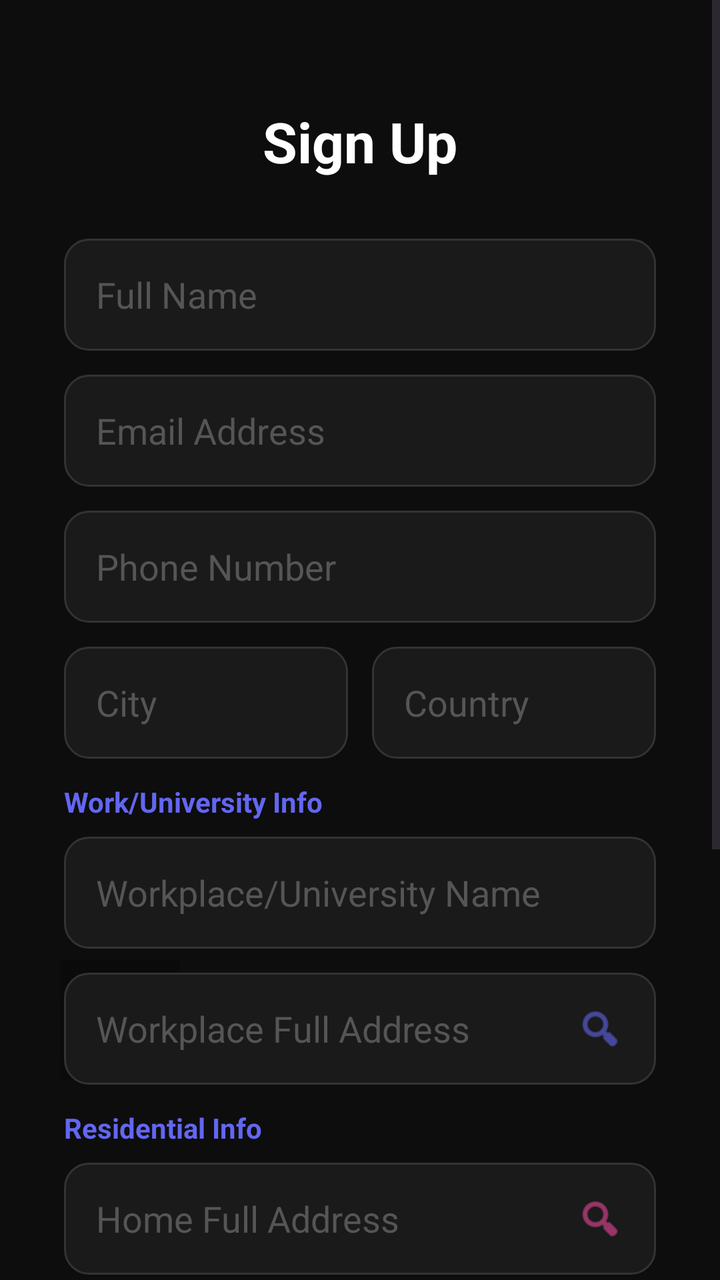
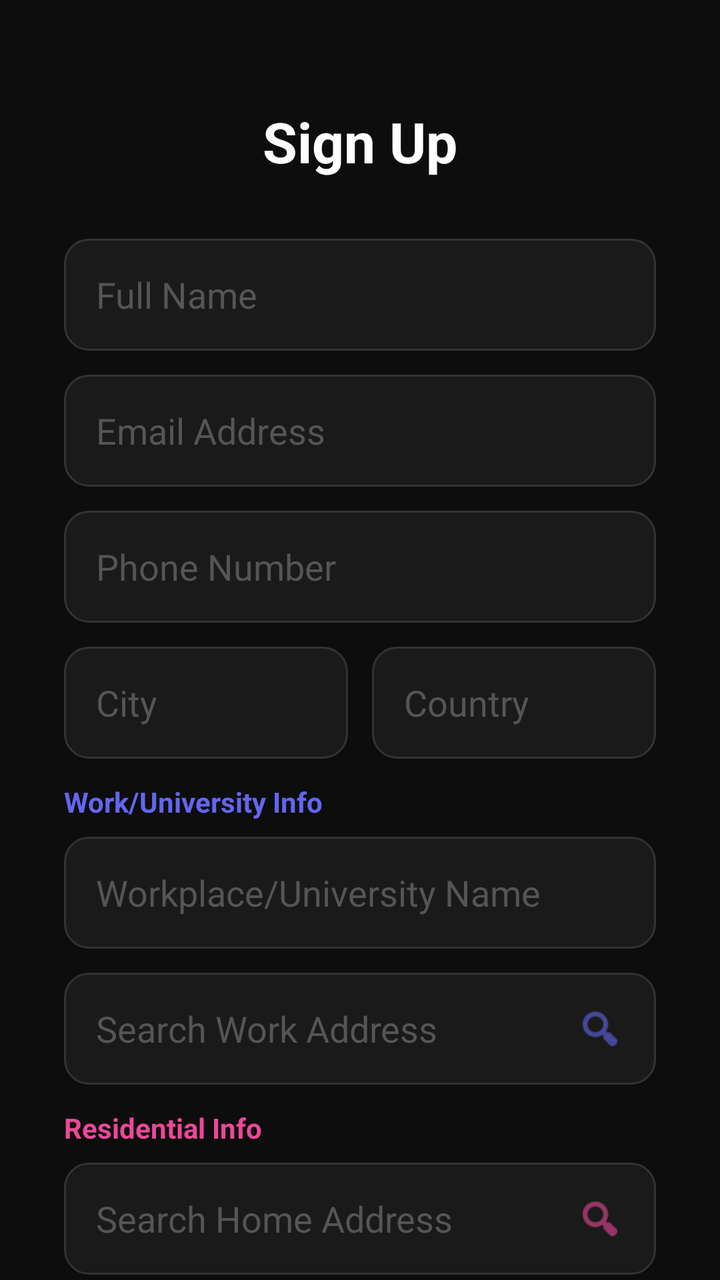

An Android layout rendered at two revisions. The XML below is the earlier revision; the diff shows what the commit changed to produce the second picture.
<!-- AndroidManifest.xml: application theme Theme.Carpoolproject -->
<!-- res/layout/activity_signup.xml -->
<?xml version="1.0" encoding="utf-8"?>
<FrameLayout xmlns:android="http://schemas.android.com/apk/res/android"
    xmlns:app="http://schemas.android.com/apk/res-auto"
    android:layout_width="match_parent"
    android:layout_height="match_parent"
    android:background="@color/background_dark">

    <ImageView
        android:id="@+id/ivAnimatedCar"
        android:layout_width="120dp"
        android:layout_height="60dp"
        android:layout_gravity="bottom"
        android:layout_marginBottom="100dp"
        android:alpha="0.2"
        android:src="@drawable/ic_car_2" />

    <ScrollView
        android:id="@+id/signupScrollView"
        android:layout_width="match_parent"
        android:layout_height="match_parent"
        android:fillViewport="true">

        <LinearLayout
            android:layout_width="match_parent"
            android:layout_height="wrap_content"
            android:orientation="vertical"
            android:padding="32dp"
            android:gravity="center_horizontal">

            <TextView
                android:layout_width="wrap_content"
                android:layout_height="wrap_content"
                android:text="Sign Up"
                android:textColor="@color/white"
                android:textSize="28sp"
                android:textStyle="bold"
                android:layout_marginTop="20dp"
                android:layout_marginBottom="30dp"/>

            
            <EditText
                android:id="@+id/etName"
                android:layout_width="match_parent"
                android:layout_height="56dp"
                android:background="@drawable/edit_text_bg"
                android:hint="Full Name"
                android:textColorHint="#555555"
                android:textColor="@color/white"
                android:paddingStart="16dp"
                android:paddingEnd="16dp"
                android:inputType="textPersonName"
                android:layout_marginBottom="12dp"/>

            <EditText
                android:id="@+id/etEmail"
                android:layout_width="match_parent"
                android:layout_height="56dp"
                android:background="@drawable/edit_text_bg"
                android:hint="Email Address"
                android:textColorHint="#555555"
                android:textColor="@color/white"
                android:paddingStart="16dp"
                android:paddingEnd="16dp"
                android:inputType="textEmailAddress"
                android:layout_marginBottom="12dp"/>

            <EditText
                android:id="@+id/etPhone"
                android:layout_width="match_parent"
                android:layout_height="56dp"
                android:background="@drawable/edit_text_bg"
                android:hint="Phone Number"
                android:textColorHint="#555555"
                android:textColor="@color/white"
                android:paddingStart="16dp"
                android:paddingEnd="16dp"
                android:inputType="phone"
                android:layout_marginBottom="12dp"/>

            <LinearLayout
                android:layout_width="match_parent"
                android:layout_height="wrap_content"
                android:orientation="horizontal"
                android:layout_marginBottom="12dp">
                <EditText
                    android:id="@+id/etCity"
                    android:layout_width="0dp"
                    android:layout_height="56dp"
                    android:layout_weight="1"
                    android:background="@drawable/edit_text_bg"
                    android:hint="City"
                    android:textColorHint="#555555"
                    android:textColor="@color/white"
                    android:paddingStart="16dp"
                    android:paddingEnd="16dp"
                    android:inputType="text" />
                <View android:layout_width="12dp" android:layout_height="1dp" />
                <EditText
                    android:id="@+id/etCountry"
                    android:layout_width="0dp"
                    android:layout_height="56dp"
                    android:layout_weight="1"
                    android:background="@drawable/edit_text_bg"
                    android:hint="Country"
                    android:textColorHint="#555555"
                    android:textColor="@color/white"
                    android:paddingStart="16dp"
                    android:paddingEnd="16dp"
                    android:inputType="text" />
            </LinearLayout>

            
            <TextView
                android:layout_width="match_parent"
                android:layout_height="wrap_content"
                android:text="Work/University Info"
                android:textColor="@color/primary_vibrant"
                android:textSize="14sp"
                android:textStyle="bold"
                android:layout_marginBottom="8dp"/>

            <EditText
                android:id="@+id/etWorkplace"
                android:layout_width="match_parent"
                android:layout_height="56dp"
                android:background="@drawable/edit_text_bg"
                android:hint="Workplace/University Name"
                android:textColorHint="#555555"
                android:textColor="@color/white"
                android:paddingStart="16dp"
                android:paddingEnd="16dp"
                android:inputType="text"
                android:layout_marginBottom="12dp"/>

            <LinearLayout
                android:layout_width="match_parent"
                android:layout_height="wrap_content"
                android:orientation="horizontal"
                android:gravity="center_vertical"
                android:background="@drawable/edit_text_bg"
                android:paddingEnd="16dp"
                android:layout_marginBottom="12dp">
                <EditText
                    android:id="@+id/etWorkplaceAddress"
                    android:layout_width="0dp"
                    android:layout_height="56dp"
                    android:layout_weight="1"
                    android:background="@android:color/transparent"
                    android:hint="Workplace Full Address"
                    android:textColorHint="#555555"
                    android:textColor="@color/white"
                    android:paddingStart="16dp"
                    android:inputType="text" />
                <ImageView
                    android:id="@+id/btnSearchWorkLocation"
                    android:layout_width="24dp"
                    android:layout_height="24dp"
                    android:src="@android:drawable/ic_menu_search"
                    app:tint="@color/primary_blue" />
            </LinearLayout>

            <TextView
                android:layout_width="match_parent"
                android:layout_height="wrap_content"
                android:text="Residential Info"
                android:textColor="@color/primary_vibrant"
                android:textSize="14sp"
                android:textStyle="bold"
                android:layout_marginBottom="8dp"/>

            <LinearLayout
                android:layout_width="match_parent"
                android:layout_height="wrap_content"
                android:orientation="horizontal"
                android:gravity="center_vertical"
                android:background="@drawable/edit_text_bg"
                android:paddingEnd="16dp"
                android:layout_marginBottom="12dp">
                <EditText
                    android:id="@+id/etHomeAddress"
                    android:layout_width="0dp"
                    android:layout_height="56dp"
                    android:layout_weight="1"
                    android:background="@android:color/transparent"
                    android:hint="Home Full Address"
                    android:textColorHint="#555555"
                    android:textColor="@color/white"
                    android:paddingStart="16dp"
                    android:inputType="text" />
                <ImageView
                    android:id="@+id/btnSearchHomeLocation"
                    android:layout_width="24dp"
                    android:layout_height="24dp"
                    android:src="@android:drawable/ic_menu_search"
                    app:tint="@color/secondary_vibrant" />
            </LinearLayout>

            <androidx.recyclerview.widget.RecyclerView
                android:id="@+id/rvSuggestions"
                android:layout_width="match_parent"
                android:layout_height="wrap_content"
                android:layout_marginBottom="12dp"
                android:visibility="gone" />

            <com.google.android.material.card.MaterialCardView
                android:id="@+id/cardSignupMap"
                android:layout_width="match_parent"
                android:layout_height="200dp"
                android:layout_marginBottom="12dp"
                app:cardCornerRadius="12dp"
                app:strokeColor="#333333"
                app:strokeWidth="1dp"
                android:visibility="gone">
                <com.google.android.gms.maps.MapView
                    android:id="@+id/signupMapView"
                    android:layout_width="match_parent"
                    android:layout_height="match_parent" />
            </com.google.android.material.card.MaterialCardView>

            <EditText
                android:id="@+id/etPassword"
                android:layout_width="match_parent"
                android:layout_height="56dp"
                android:background="@drawable/edit_text_bg"
                android:hint="Password"
                android:textColorHint="#555555"
                android:textColor="@color/white"
                android:paddingStart="16dp"
                android:paddingEnd="16dp"
                android:inputType="textPassword"
                android:layout_marginBottom="12dp"/>

            <Spinner
                android:id="@+id/spinnerRole"
                android:layout_width="match_parent"
                android:layout_height="56dp"
                android:background="@drawable/edit_text_bg"
                android:layout_marginBottom="24dp"
                android:paddingStart="16dp"
                android:paddingEnd="16dp"
                android:theme="@style/ThemeOverlay.AppCompat.Dark" />

            <TextView
                android:id="@+id/tvRoleLabel"
                android:layout_width="match_parent"
                android:layout_height="wrap_content"
                android:visibility="gone" />

            <Button
                android:id="@+id/btnSignup"
                android:layout_width="match_parent"
                android:layout_height="60dp"
                android:backgroundTint="@color/primary_blue"
                android:text="Create Account"
                android:textAllCaps="false"
                android:textColor="@color/white"
                android:textSize="16sp"
                android:layout_marginBottom="16dp"/>

            <TextView
                android:id="@+id/tvLogin"
                android:layout_width="wrap_content"
                android:layout_height="wrap_content"
                android:text="Already have an account? Login"
                android:textColor="#AAAAAA"
                android:layout_marginBottom="40dp"/>

        </LinearLayout>
    </ScrollView>
</FrameLayout>
<!-- resources referenced by this layout -->
<resources>
  <color name="background_dark">#0D0D0D</color>
  <color name="primary_blue">#6366F1</color>
  <color name="primary_vibrant">#6366F1</color>
  <color name="secondary_vibrant">#EC4899</color>
  <color name="white">#FFFFFFFF</color>
  <!-- drawable edit_text_bg (drawable) -->
  <?xml version="1.0" encoding="utf-8"?>
  <shape xmlns:android="http://schemas.android.com/apk/res/android">
      <solid android:color="#1A1A1A"/>
      <corners android:radius="12dp"/>
      <stroke android:width="1dp" android:color="#333333"/>
  </shape>
  <!-- drawable ic_car_2: png bitmap (drawable, 81089 bytes) -->
  <style name="Theme.Carpoolproject" parent="Base.Theme.Carpoolproject" />
  <style name="Base.Theme.Carpoolproject" parent="Theme.Material3.DayNight.NoActionBar">
      </style>
</resources>

<!-- the commit's change to res/layout/activity_signup.xml (unified diff, before → after) -->
@@ -1,31 +1,26 @@
 <?xml version="1.0" encoding="utf-8"?>
-<FrameLayout xmlns:android="http://schemas.android.com/apk/res/android"
+<androidx.coordinatorlayout.widget.CoordinatorLayout xmlns:android="http://schemas.android.com/apk/res/android"
     xmlns:app="http://schemas.android.com/apk/res-auto"
     android:layout_width="match_parent"
     android:layout_height="match_parent"
-    android:background="@color/background_dark">
-
-    <ImageView
-        android:id="@+id/ivAnimatedCar"
-        android:layout_width="120dp"
-        android:layout_height="60dp"
-        android:layout_gravity="bottom"
-        android:layout_marginBottom="100dp"
-        android:alpha="0.2"
-        android:src="@drawable/ic_car_2" />
-
-    <ScrollView
+    android:background="@color/background_dark"
+    android:fitsSystemWindows="true">
+
+    <androidx.core.widget.NestedScrollView
         android:id="@+id/signupScrollView"
         android:layout_width="match_parent"
         android:layout_height="match_parent"
-        android:fillViewport="true">
+        android:fillViewport="true"
+        android:isScrollContainer="true">
 
         <LinearLayout
             android:layout_width="match_parent"
             android:layout_height="wrap_content"
             android:orientation="vertical"
             android:padding="32dp"
-            android:gravity="center_horizontal">
+            android:gravity="center_horizontal"
+            android:focusable="true"
+            android:focusableInTouchMode="true">
 
             <TextView
                 android:layout_width="wrap_content"
@@ -49,6 +44,7 @@
                 android:paddingStart="16dp"
                 android:paddingEnd="16dp"
                 android:inputType="textPersonName"
+                android:imeOptions="actionNext"
                 android:layout_marginBottom="12dp"/>
 
             <EditText
@@ -62,6 +58,7 @@
                 android:paddingStart="16dp"
                 android:paddingEnd="16dp"
                 android:inputType="textEmailAddress"
+                android:imeOptions="actionNext"
                 android:layout_marginBottom="12dp"/>
 
             <EditText
@@ -75,6 +72,7 @@
                 android:paddingStart="16dp"
                 android:paddingEnd="16dp"
                 android:inputType="phone"
+                android:imeOptions="actionNext"
                 android:layout_marginBottom="12dp"/>
 
             <LinearLayout
@@ -93,7 +91,8 @@
                     android:textColor="@color/white"
                     android:paddingStart="16dp"
                     android:paddingEnd="16dp"
-                    android:inputType="text" />
+                    android:inputType="text"
+                    android:imeOptions="actionNext" />
                 <View android:layout_width="12dp" android:layout_height="1dp" />
                 <EditText
                     android:id="@+id/etCountry"
@@ -106,7 +105,8 @@
                     android:textColor="@color/white"
                     android:paddingStart="16dp"
                     android:paddingEnd="16dp"
-                    android:inputType="text" />
+                    android:inputType="text"
+                    android:imeOptions="actionNext" />
             </LinearLayout>
 
             
@@ -130,6 +130,7 @@
                 android:paddingStart="16dp"
                 android:paddingEnd="16dp"
                 android:inputType="text"
+                android:imeOptions="actionNext"
                 android:layout_marginBottom="12dp"/>
 
             <LinearLayout
@@ -146,11 +147,12 @@
                     android:layout_height="56dp"
                     android:layout_weight="1"
                     android:background="@android:color/transparent"
-                    android:hint="Workplace Full Address"
-                    android:textColorHint="#555555"
-                    android:textColor="@color/white"
-                    android:paddingStart="16dp"
-                    android:inputType="text" />
+                    android:hint="Search Work Address"
+                    android:textColorHint="#555555"
+                    android:textColor="@color/white"
+                    android:paddingStart="16dp"
+                    android:inputType="text"
+                    android:imeOptions="actionSearch" />
                 <ImageView
                     android:id="@+id/btnSearchWorkLocation"
                     android:layout_width="24dp"
@@ -159,11 +161,12 @@
                     app:tint="@color/primary_blue" />
             </LinearLayout>
 
+            
             <TextView
                 android:layout_width="match_parent"
                 android:layout_height="wrap_content"
                 android:text="Residential Info"
-                android:textColor="@color/primary_vibrant"
+                android:textColor="@color/secondary_vibrant"
                 android:textSize="14sp"
                 android:textStyle="bold"
                 android:layout_marginBottom="8dp"/>
@@ -182,11 +185,12 @@
                     android:layout_height="56dp"
                     android:layout_weight="1"
                     android:background="@android:color/transparent"
-                    android:hint="Home Full Address"
-                    android:textColorHint="#555555"
-                    android:textColor="@color/white"
-                    android:paddingStart="16dp"
-                    android:inputType="text" />
+                    android:hint="Search Home Address"
+                    android:textColorHint="#555555"
+                    android:textColor="@color/white"
+                    android:paddingStart="16dp"
+                    android:inputType="text"
+                    android:imeOptions="actionSearch" />
                 <ImageView
                     android:id="@+id/btnSearchHomeLocation"
                     android:layout_width="24dp"
@@ -195,6 +199,7 @@
                     app:tint="@color/secondary_vibrant" />
             </LinearLayout>
 
+            
             <androidx.recyclerview.widget.RecyclerView
                 android:id="@+id/rvSuggestions"
                 android:layout_width="match_parent"
@@ -205,8 +210,8 @@
             <com.google.android.material.card.MaterialCardView
                 android:id="@+id/cardSignupMap"
                 android:layout_width="match_parent"
-                android:layout_height="200dp"
-                android:layout_marginBottom="12dp"
+                android:layout_height="250dp"
+                android:layout_marginBottom="16dp"
                 app:cardCornerRadius="12dp"
                 app:strokeColor="#333333"
                 app:strokeWidth="1dp"
@@ -228,6 +233,7 @@
                 android:paddingStart="16dp"
                 android:paddingEnd="16dp"
                 android:inputType="textPassword"
+                android:imeOptions="actionDone"
                 android:layout_marginBottom="12dp"/>
 
             <Spinner
@@ -239,12 +245,6 @@
                 android:paddingStart="16dp"
                 android:paddingEnd="16dp"
                 android:theme="@style/ThemeOverlay.AppCompat.Dark" />
-
-            <TextView
-                android:id="@+id/tvRoleLabel"
-                android:layout_width="match_parent"
-                android:layout_height="wrap_content"
-                android:visibility="gone" />
 
             <Button
                 android:id="@+id/btnSignup"
@@ -263,8 +263,17 @@
                 android:layout_height="wrap_content"
                 android:text="Already have an account? Login"
                 android:textColor="#AAAAAA"
-                android:layout_marginBottom="40dp"/>
+                android:layout_marginBottom="20dp"/>
+
+            <ImageView
+                android:id="@+id/ivAnimatedCar"
+                android:layout_width="120dp"
+                android:layout_height="60dp"
+                android:alpha="0.2"
+                android:src="@drawable/ic_car_2"
+                android:layout_marginBottom="40dp"
+                android:layout_gravity="center_horizontal"/>
 
         </LinearLayout>
-    </ScrollView>
-</FrameLayout>
+    </androidx.core.widget.NestedScrollView>
+</androidx.coordinatorlayout.widget.CoordinatorLayout>
